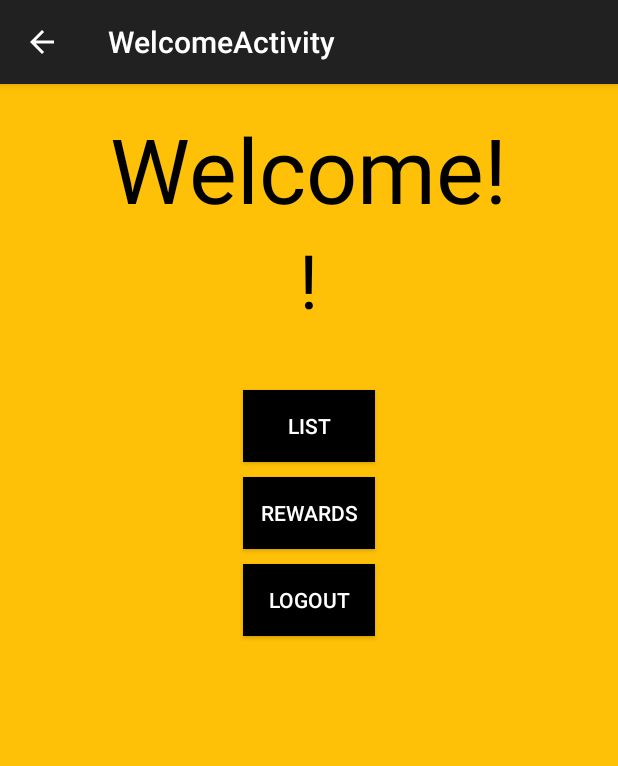
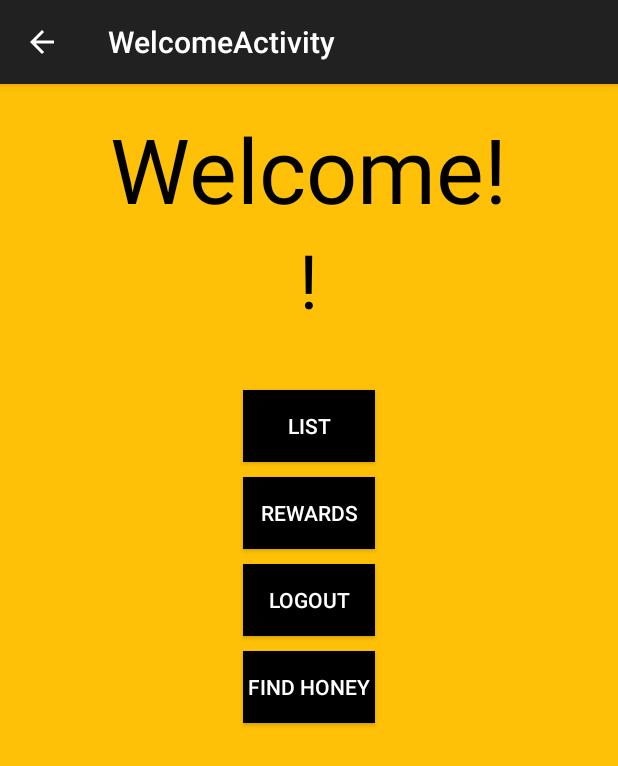
Before and after one commit to Bargomer/Honey-Doo, an Android app: the WelcomeActivity screen opened directly, with no data from a screen before it, on a phone screen of 412 x 824 dp. Shown: the top 766 px of the screen. Run offline under Robolectric (Android 15) with nearby library versions, the phone set to English and light mode, and no system bars; libraries missing offline, so code that uses them is left out: com.parse; 1 statement that could not run was skipped.

Commit message:
Added Features
Added new activites

```diff
--- a/app/src/main/java/barazin/honeydoo/List.java
+++ b/app/src/main/java/barazin/honeydoo/List.java
@@ -7,6 +7,7 @@ public class List {
 
     private String listName;
 
+    //constructor
     List(String listname) {
         this.listName = listname;
     }
--- a/app/src/main/java/barazin/honeydoo/SignUpActivity.java
+++ b/app/src/main/java/barazin/honeydoo/SignUpActivity.java
@@ -3,6 +3,7 @@ package barazin.honeydoo;
 import android.app.Activity;
 import android.app.ProgressDialog;
 import android.content.Intent;
+import android.support.v7.app.ActionBarActivity;
 import android.view.View;
 import android.os.Bundle;
 import android.view.KeyEvent;
@@ -16,7 +17,7 @@ import com.parse.ParseException;
 import com.parse.ParseUser;
 import com.parse.SignUpCallback;
 
-public class SignUpActivity extends Activity {
+public class SignUpActivity extends ActionBarActivity {
     //UI references
     private EditText usernameEditText;
     private EditText passwordEditText;
--- a/app/src/main/java/barazin/honeydoo/WelcomeActivity.java
+++ b/app/src/main/java/barazin/honeydoo/WelcomeActivity.java
@@ -17,6 +17,7 @@ public class WelcomeActivity extends ActionBarActivity {
 
     public final static String EXTRA_MESSAGE = "barazin.honeydoo.MESSAGE";
     private TextView textView;
+    private Button tempButton;
 
     @Override
     protected void onCreate(Bundle savedInstanceState) {
@@ -24,12 +25,30 @@ public class WelcomeActivity extends ActionBarActivity {
         String currentUser = ParseUser.getCurrentUser().getUsername();
         setContentView(R.layout.activity_display_message);
         textView = (TextView)this.findViewById(R.id.insertName);
+        textView.setText(currentUser + "!");
 
-        textView.setText(currentUser + "!");
+        //reward button
+        Button rewardsBtn = (Button) findViewById(R.id.rewardsButton);
+        rewardsBtn.setOnClickListener(new View.OnClickListener() {
+            public void onClick(View view) {
+                startActivity(new Intent(WelcomeActivity.this, RewardActivity.class));
+            }
+        });
+        //logout
         Button actionButton = (Button) findViewById(R.id.logout);
         actionButton.setOnClickListener(new View.OnClickListener(){
             public void onClick(View view){
                 logout();
+            }
+        });
+
+        tempButton = (Button)this.findViewById(R.id.findHoneyBtn);
+        //find a honey
+        Button honeyBtn = (Button) findViewById(R.id.findHoneyBtn);
+        honeyBtn.setOnClickListener(new View.OnClickListener() {
+            public void onClick(View view) {
+                startActivity(new Intent(WelcomeActivity.this, FindHoney.class));
+                //tempButton.setVisibility(View.GONE);
             }
         });
     }
--- a/app/src/main/res/layout/activity_display_message.xml
+++ b/app/src/main/res/layout/activity_display_message.xml
@@ -43,7 +43,7 @@
         />
 
     <Button
-        android:id="@+id/rewards"
+        android:id="@+id/rewardsButton"
         android:text="Rewards"
         android:layout_height="wrap_content"
         android:layout_width="wrap_content"
@@ -59,10 +59,25 @@
         android:text="Logout"
         android:layout_height="wrap_content"
         android:layout_width="wrap_content"
-        android:layout_below="@id/rewards"
+        android:layout_below="@id/rewardsButton"
         android:layout_centerHorizontal="true"
         android:layout_marginTop="10dp"
         android:background="@color/black"
         android:textColor="@color/white"
         />
+
+    <Button
+        android:id="@+id/findHoneyBtn"
+        android:text="Find Honey"
+        android:layout_height="wrap_content"
+        android:layout_width="wrap_content"
+        android:layout_below="@id/logout"
+        android:layout_centerHorizontal="true"
+        android:layout_marginTop="10dp"
+        android:background="@color/black"
+        android:textColor="@color/white"
+        />
+
+
+
 </RelativeLayout>
--- a/app/src/main/res/layout/activity_list.xml
+++ b/app/src/main/res/layout/activity_list.xml
@@ -18,7 +18,7 @@
         android:background="@color/black"
         android:textColor="@color/white"/>
 
-    <Button
+     <Button
         android:layout_width="wrap_content"
         android:layout_height="wrap_content"
         android:layout_alignParentRight="true"
--- /dev/null
+++ b/app/src/main/res/menu/menu_add_list.xml
@@ -0,0 +1,6 @@
+<menu xmlns:android="http://schemas.android.com/apk/res/android"
+    xmlns:app="http://schemas.android.com/apk/res-auto"
+    xmlns:tools="http://schemas.android.com/tools" tools:context="barazin.honeydoo.AddList">
+    <item android:id="@+id/action_settings" android:title="@string/action_settings"
+        android:orderInCategory="100" app:showAsAction="never" />
+</menu>
--- /dev/null
+++ b/app/src/main/res/menu/menu_find_honey.xml
@@ -0,0 +1,6 @@
+<menu xmlns:android="http://schemas.android.com/apk/res/android"
+    xmlns:app="http://schemas.android.com/apk/res-auto"
+    xmlns:tools="http://schemas.android.com/tools" tools:context="barazin.honeydoo.FindHoney">
+    <item android:id="@+id/action_settings" android:title="@string/action_settings"
+        android:orderInCategory="100" app:showAsAction="never" />
+</menu>
--- /dev/null
+++ b/app/src/main/res/menu/menu_reward.xml
@@ -0,0 +1,6 @@
+<menu xmlns:android="http://schemas.android.com/apk/res/android"
+    xmlns:app="http://schemas.android.com/apk/res-auto"
+    xmlns:tools="http://schemas.android.com/tools" tools:context="barazin.honeydoo.RewardActivity">
+    <item android:id="@+id/action_settings" android:title="@string/action_settings"
+        android:orderInCategory="100" app:showAsAction="never" />
+</menu>
--- a/app/src/main/res/values/strings.xml
+++ b/app/src/main/res/values/strings.xml
@@ -28,4 +28,7 @@
     <string name="title_activity_main_list">main_list</string>
     <string name="title_activity_inner_list">InnerList</string>
     <string name="title_activity_inner_list_adapter">InnerListAdapter</string>
+    <string name="title_activity_reward">RewardActivity</string>
+    <string name="title_activity_add_list">AddList</string>
+    <string name="title_activity_find_honey">FindHoney</string>
 </resources>
```
Also changed, not shown: app/src/main/AndroidManifest.xml (+24 -0 lines), app/src/main/java/barazin/honeydoo/AddList.java (added, +38 -0 lines), app/src/main/java/barazin/honeydoo/FindHoney.java (added, +55 -0 lines), app/src/main/java/barazin/honeydoo/ListActivity.java (+14 -0 lines), app/src/main/java/barazin/honeydoo/RewardActivity.java (added, +38 -0 lines), app/src/main/res/layout/activity_add_list.xml (added, +24 -0 lines), app/src/main/res/layout/activity_find_honey.xml (added, +26 -0 lines), app/src/main/res/layout/activity_reward.xml (added, +12 -0 lines).
